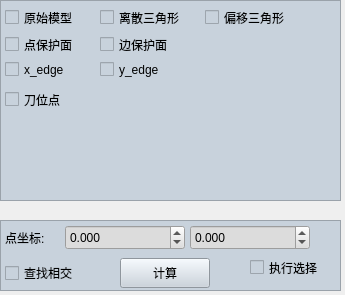
First picture: the form in CutterLocation/DebugTool/WidgetTool.ui, repository LV6699/OperateGeom, before the edit.
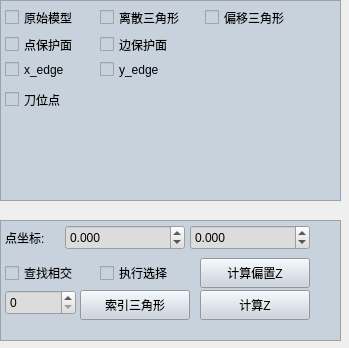
Second picture: the form after the edit.

Diff of the .ui file:
```diff
--- a/CutterLocation/DebugTool/WidgetTool.ui
+++ b/CutterLocation/DebugTool/WidgetTool.ui
@@ -6,8 +6,8 @@
    <rect>
     <x>0</x>
     <y>0</y>
-    <width>345</width>
-    <height>295</height>
+    <width>349</width>
+    <height>348</height>
    </rect>
   </property>
   <property name="windowTitle">
@@ -152,7 +152,7 @@
      <x>0</x>
      <y>220</y>
      <width>341</width>
-     <height>71</height>
+     <height>121</height>
     </rect>
    </property>
    <property name="styleSheet">
@@ -221,25 +221,12 @@
      <double>1000.000000000000000</double>
     </property>
    </widget>
-   <widget class="QPushButton" name="btLineInt">
-    <property name="geometry">
-     <rect>
-      <x>120</x>
-      <y>38</y>
-      <width>90</width>
-      <height>30</height>
-     </rect>
-    </property>
-    <property name="text">
-     <string>计算</string>
-    </property>
-   </widget>
    <widget class="QCheckBox" name="cheFindInt">
     <property name="geometry">
      <rect>
       <x>5</x>
       <y>38</y>
-      <width>80</width>
+      <width>85</width>
       <height>30</height>
      </rect>
     </property>
@@ -250,16 +237,71 @@
    <widget class="QCheckBox" name="cheExeSel">
     <property name="geometry">
      <rect>
-      <x>250</x>
+      <x>100</x>
       <y>38</y>
-      <width>85</width>
-      <height>19</height>
+      <width>90</width>
+      <height>30</height>
      </rect>
     </property>
     <property name="text">
      <string>执行选择</string>
     </property>
    </widget>
+   <widget class="QPushButton" name="btLineInt">
+    <property name="geometry">
+     <rect>
+      <x>200</x>
+      <y>38</y>
+      <width>110</width>
+      <height>30</height>
+     </rect>
+    </property>
+    <property name="text">
+     <string>计算偏置Z</string>
+    </property>
+   </widget>
+   <widget class="QPushButton" name="btSelPtAllZ">
+    <property name="geometry">
+     <rect>
+      <x>200</x>
+      <y>70</y>
+      <width>110</width>
+      <height>30</height>
+     </rect>
+    </property>
+    <property name="text">
+     <string>计算Z</string>
+    </property>
+   </widget>
+   <widget class="QSpinBox" name="spinTriaId">
+    <property name="geometry">
+     <rect>
+      <x>5</x>
+      <y>70</y>
+      <width>71</width>
+      <height>25</height>
+     </rect>
+    </property>
+    <property name="styleSheet">
+     <string notr="true">background-color: rgb(220, 220, 220);</string>
+    </property>
+    <property name="maximum">
+     <number>99999</number>
+    </property>
+   </widget>
+   <widget class="QPushButton" name="btVieIdTria">
+    <property name="geometry">
+     <rect>
+      <x>80</x>
+      <y>70</y>
+      <width>110</width>
+      <height>30</height>
+     </rect>
+    </property>
+    <property name="text">
+     <string>索引三角形</string>
+    </property>
+   </widget>
   </widget>
  </widget>
  <resources/>
```
